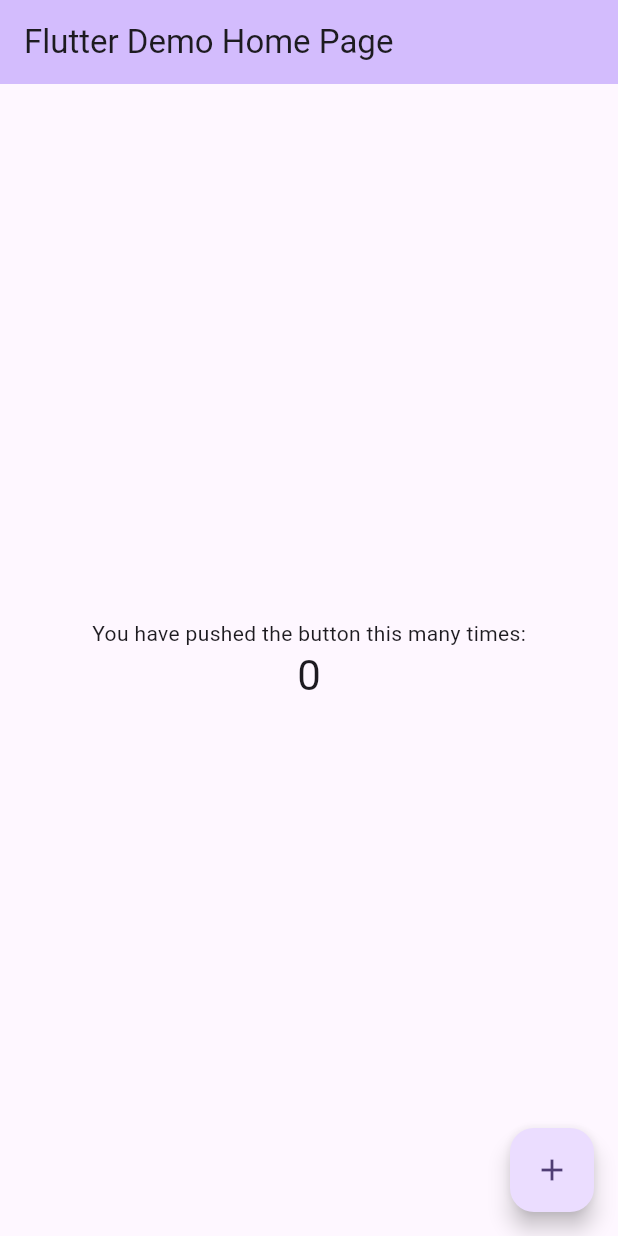
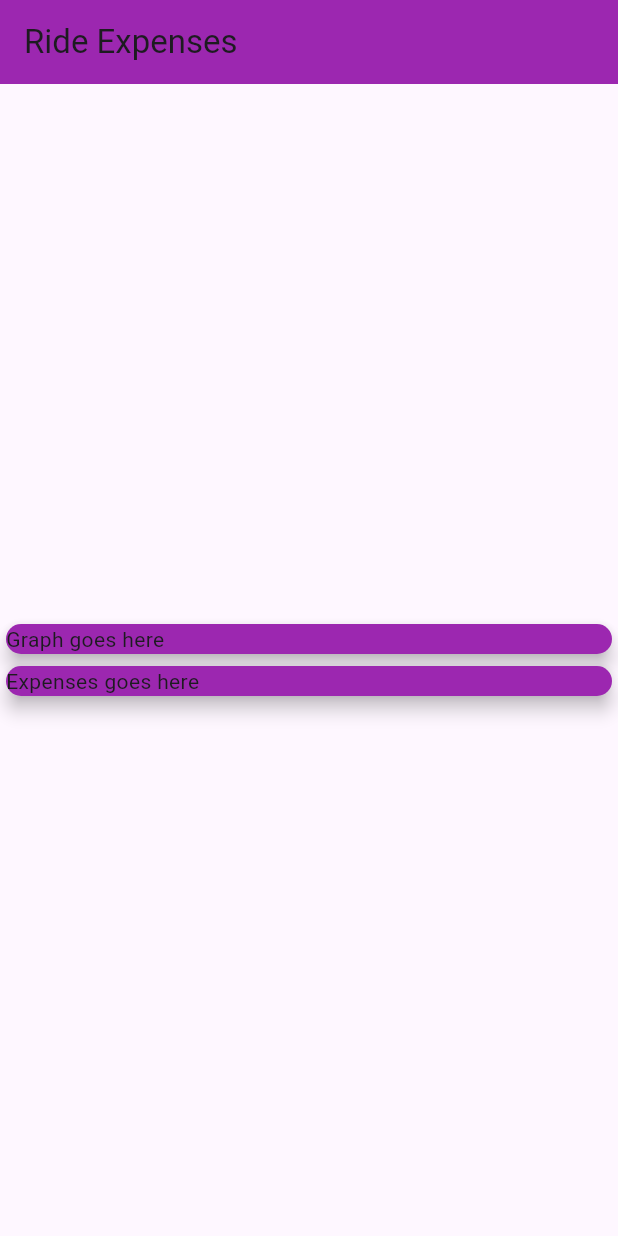
Before and after one commit to ArturMota19/flutterMaestry, a Flutter app: the screen it shows after launch, on a phone screen of 412 x 824 dp. Run offline on Flutter 3.47's test engine with Material 3 defaults, Android fonts, the phone set to English and light mode, and no system bars.

Commit message:
9: Add expenses and graph text and widgets

```diff
--- a/expenses/lib/main.dart
+++ b/expenses/lib/main.dart
@@ -1,125 +1,62 @@
+import 'package:expenses/models/rides.dart';
 import 'package:flutter/material.dart';
+import 'package:flutter/widgets.dart';
+import './models/rides.dart';
 
 void main() {
-  runApp(const MyApp());
+  runApp(const RideExpensesApp());
 }
 
-class MyApp extends StatelessWidget {
-  const MyApp({super.key});
+class RideExpensesApp extends StatelessWidget {
+  const RideExpensesApp({super.key});
 
-  // This widget is the root of your application.
   @override
   Widget build(BuildContext context) {
     return MaterialApp(
-      title: 'Flutter Demo',
-      theme: ThemeData(
-        // This is the theme of your application.
-        //
-        // TRY THIS: Try running your application with "flutter run". You'll see
-        // the application has a purple toolbar. Then, without quitting the app,
-        // try changing the seedColor in the colorScheme below to Colors.green
-        // and then invoke "hot reload" (save your changes or press the "hot
-        // reload" button in a Flutter-supported IDE, or press "r" if you used
-        // the command line to start the app).
-        //
-        // Notice that the counter didn't reset back to zero; the application
-        // state is not lost during the reload. To reset the state, use hot
-        // restart instead.
-        //
-        // This works for code too, not just values: Most code changes can be
-        // tested with just a hot reload.
-        colorScheme: ColorScheme.fromSeed(seedColor: Colors.deepPurple),
-        useMaterial3: true,
-      ),
-      home: const MyHomePage(title: 'Flutter Demo Home Page'),
+      title: 'Ride Expenses',
+      home: MyHomePage(),
     );
   }
 }
 
-class MyHomePage extends StatefulWidget {
-  const MyHomePage({super.key, required this.title});
+class MyHomePage extends StatelessWidget {
+  MyHomePage({super.key});
 
-  // This widget is the home page of your application. It is stateful, meaning
-  // that it has a State object (defined below) that contains fields that affect
-  // how it looks.
+  final _rides = [
+    Rides(id: '0', title: 'New Ride1', amount: 6.0, date: DateTime.now()),
+    Rides(id: '1', title: 'New Ride2', amount: 5.0, date: DateTime.now()),
+  ];
 
-  // This class is the configuration for the state. It holds the values (in this
-  // case the title) provided by the parent (in this case the App widget) and
-  // used by the build method of the State. Fields in a Widget subclass are
-  // always marked "final".
-
-  final String title;
-
-  @override
-  State<MyHomePage> createState() => _MyHomePageState();
-}
-
-class _MyHomePageState extends State<MyHomePage> {
-  int _counter = 0;
-
-  void _incrementCounter() {
-    setState(() {
-      // This call to setState tells the Flutter framework that something has
-      // changed in this State, which causes it to rerun the build method below
-      // so that the display can reflect the updated values. If we changed
-      // _counter without calling setState(), then the build method would not be
-      // called again, and so nothing would appear to happen.
-      _counter++;
-    });
-  }
 
   @override
   Widget build(BuildContext context) {
-    // This method is rerun every time setState is called, for instance as done
-    // by the _incrementCounter method above.
-    //
-    // The Flutter framework has been optimized to make rerunning build methods
-    // fast, so that you can just rebuild anything that needs updating rather
-    // than having to individually change instances of widgets.
     return Scaffold(
       appBar: AppBar(
-        // TRY THIS: Try changing the color here to a specific color (to
-        // Colors.amber, perhaps?) and trigger a hot reload to see the AppBar
-        // change color while the other colors stay the same.
-        backgroundColor: Theme.of(context).colorScheme.inversePrimary,
-        // Here we take the value from the MyHomePage object that was created by
-        // the App.build method, and use it to set our appbar title.
-        title: Text(widget.title),
+        backgroundColor: Colors.purple,
+        title: const Text('Ride Expenses'),
       ),
-      body: Center(
-        // Center is a layout widget. It takes a single child and positions it
-        // in the middle of the parent.
-        child: Column(
-          // Column is also a layout widget. It takes a list of children and
-          // arranges them vertically. By default, it sizes itself to fit its
-          // children horizontally, and tries to be as tall as its parent.
-          //
-          // Column has various properties to control how it sizes itself and
-          // how it positions its children. Here we use mainAxisAlignment to
-          // center the children vertically; the main axis here is the vertical
-          // axis because Columns are vertical (the cross axis would be
-          // horizontal).
-          //
-          // TRY THIS: Invoke "debug painting" (choose the "Toggle Debug Paint"
-          // action in the IDE, or press "p" in the console), to see the
-          // wireframe for each widget.
-          mainAxisAlignment: MainAxisAlignment.center,
-          children: <Widget>[
-            const Text(
-              'You have pushed the button this many times:',
+      body: const Column(
+        mainAxisAlignment: MainAxisAlignment.center,
+        crossAxisAlignment: CrossAxisAlignment.stretch,
+        children: [
+          SizedBox(
+            width: double.infinity,
+            child: Card(
+              color: Colors.purple,
+              elevation: 5.0,
+              child: Text('Graph goes here'),
             ),
-            Text(
-              '$_counter',
-              style: Theme.of(context).textTheme.headlineMedium,
+          ),
+          SizedBox(
+            width: double.infinity,
+            child: Card(
+              color: Colors.purple,
+              elevation: 5.0,
+              child: Text('Expenses goes here'),
             ),
-          ],
-        ),
-      ),
-      floatingActionButton: FloatingActionButton(
-        onPressed: _incrementCounter,
-        tooltip: 'Increment',
-        child: const Icon(Icons.add),
-      ), // This trailing comma makes auto-formatting nicer for build methods.
+          ),
+        ],
+      )
     );
   }
 }
--- /dev/null
+++ b/expenses/lib/models/rides.dart
@@ -0,0 +1,13 @@
+class Rides {
+  final String id;
+  final String title;
+  final double amount;
+  final DateTime date;
+
+  Rides({
+    required this.id,
+    required this.title,
+    required this.amount,
+    required this.date
+  });
+}
```
